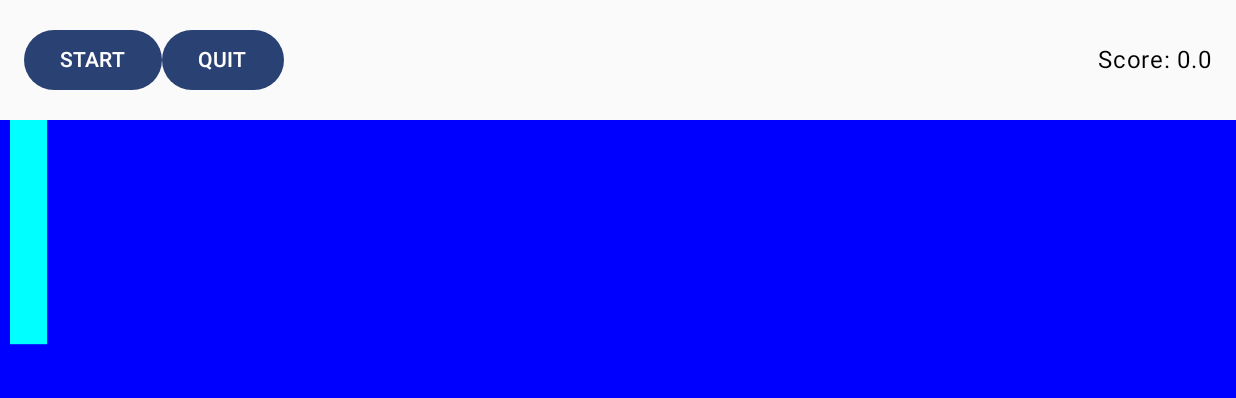
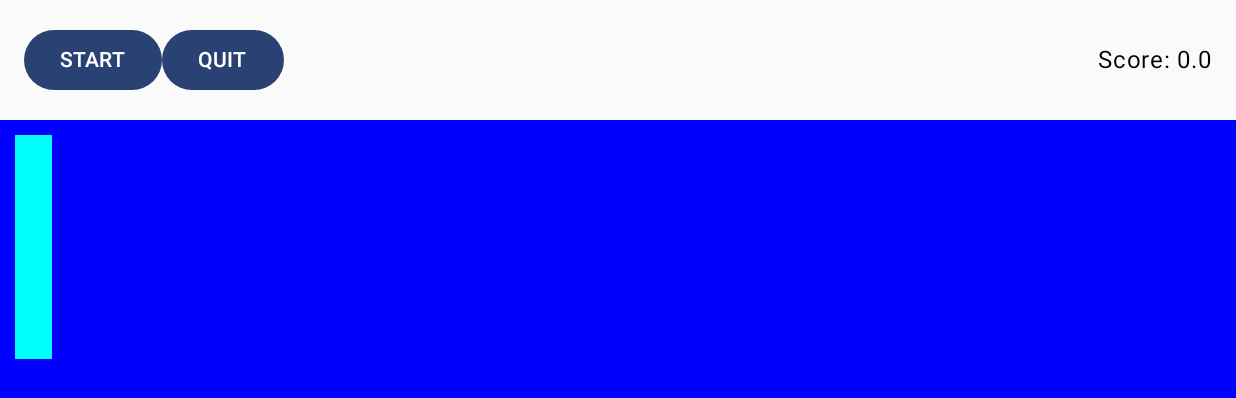
Before and after one commit to sunbee/PongAK, an Android app built with Jetpack Compose: the screen it shows after launch (MainActivity), on a phone screen of 824 x 412 dp (held sideways). Shown: the top 398 px of the screen. Run offline under Robolectric (Android 15) with nearby library versions, the phone set to English and light mode, and no system bars.

Commit message:
Made paddle a composable Box and composed it into Box in Column dispensing with Canvas and Rect.

```diff
--- a/app/src/main/java/com/example/pong/MainActivity.kt
+++ b/app/src/main/java/com/example/pong/MainActivity.kt
@@ -13,7 +13,9 @@ import androidx.compose.foundation.layout.Row
 import androidx.compose.foundation.layout.Spacer
 import androidx.compose.foundation.layout.fillMaxSize
 import androidx.compose.foundation.layout.fillMaxWidth
+import androidx.compose.foundation.layout.offset
 import androidx.compose.foundation.layout.padding
+import androidx.compose.foundation.layout.size
 import androidx.compose.material3.Button
 import androidx.compose.material3.MaterialTheme
 import androidx.compose.material3.Surface
@@ -30,8 +32,12 @@ import androidx.compose.ui.graphics.Canvas
 import androidx.compose.ui.graphics.Color
 import androidx.compose.ui.graphics.Paint
 import androidx.compose.ui.graphics.RectangleShape
+import androidx.compose.ui.graphics.drawscope.CanvasDrawScope
+import androidx.compose.ui.graphics.drawscope.DrawScope
 import androidx.compose.ui.input.pointer.pointerInput
 import androidx.compose.ui.input.pointer.positionChange
+import androidx.compose.ui.layout.onGloballyPositioned
+import androidx.compose.ui.platform.LocalDensity
 import androidx.compose.ui.tooling.preview.Devices
 import androidx.compose.ui.tooling.preview.Preview
 import androidx.compose.ui.unit.dp
@@ -60,21 +66,13 @@ fun Greeting(name: String, modifier: Modifier = Modifier) {
 @Composable
 fun GameScreen() {
     val TAG: String = "GAME SCREEN"
-    var score = remember {
-        mutableStateOf(0f)
-    }
-    var touchXY = remember {
-        mutableStateOf(Offset(0f, 0f))
-    }
-    val paddleY = remember {
-        mutableStateOf(0f)
-    }
-    val paddleX = remember {
-        0f
-    }
-    val deltaY = remember {
-        mutableStateOf(0f)
-    }
+    val density = LocalDensity.current
+    var score = remember { mutableStateOf(0f) }
+    var touchXY = remember { mutableStateOf(Offset(0f, 0f)) }
+    val deltaY = remember { mutableStateOf(0f) }
+    val paddleColor = remember { mutableStateOf(Color.Cyan) }
+    val paddleTopLeft = remember { mutableStateOf(Offset(10f, 10f)) }
+    var paddleSize = remember { mutableStateOf(Size(100f, 50f)) }
 
     Column(modifier = Modifier
         .fillMaxSize()) {
@@ -91,42 +89,41 @@ fun GameScreen() {
             }
             Spacer(modifier = Modifier.weight(1f))
             Text(text = "Score: ${score.value}")
-        }
+        } // end ROW
         Box(modifier = Modifier
             .fillMaxSize()
+            .onGloballyPositioned {
+                paddleSize.value = Size(0.03f * it.size.width / density.density, 0.45f * it.size.height / density.density)
+            }
             .background(Color.Blue)
             .pointerInput(Unit) {
                 detectDragGestures { change, dragAmount ->
                     // Update paddle
-                    Log.d(TAG, "Change amount ${dragAmount.y}")
+                    Log.d(TAG, "Position ${change.position.x / density.density} Pad @ at ${paddleTopLeft.value.x}, ${paddleSize.value.width}")
                     deltaY.value = dragAmount.y.toFloat()
-                    touchXY.value = change.position
+                    touchXY.value = change.position / density.density
                 }
-            }) {
-            Canvas(modifier = Modifier
-                .fillMaxSize(),
-            ) {
-                val canvasWidth = size.width.toFloat()
-                val canvasHeight = size.height.toFloat()
-
-                val paddleWidth = 0.03 * canvasWidth
-                val paddleHeight = 0.45 * canvasHeight
-
-                if (touchXY.value.x in (paddleX..paddleX+paddleWidth.toFloat()) &&
-                        touchXY.value.y in paddleY.value..(paddleY.value + paddleHeight.toFloat())) {
-                            Log.d(TAG, "YOU TOUCHED ME!")
-                            drawRect(
-                                Color.Cyan,
-                                topLeft = Offset(10f, paddleY.value),
-                                size = Size(paddleWidth.toFloat(), paddleHeight.toFloat()))
-                                paddleY.value += deltaY.value
-                                deltaY.value = 0f
-                } // end IF
-                drawRect(Color.Cyan, topLeft = Offset(10f, paddleY.value), size = Size(paddleWidth.toFloat(), paddleHeight.toFloat()))
-            } // end CANVAS
+            }
+        ) {
+            Paddle(color = paddleColor.value, topLeft = paddleTopLeft.value, size = paddleSize.value)
+            if (touchXY.value.x in (paddleTopLeft.value.x..paddleTopLeft.value.x + paddleSize.value.width) &&
+                touchXY.value.y in paddleTopLeft.value.y..(paddleTopLeft.value.y + paddleSize.value.height)) {
+                Log.d(TAG, "YOU TOUCHED ME!")
+                paddleTopLeft.value = Offset(paddleTopLeft.value.x, paddleTopLeft.value.y + deltaY.value / density.density)
+                deltaY.value = 0f
+            } // end IF
         } // end BOX
     } // End Column
+}
 
+@Composable
+fun Paddle(color: Color, topLeft: Offset, size: Size) {
+    Box(
+        modifier = Modifier
+            .offset(topLeft.x.dp, topLeft.y.dp)
+            .size(size.width.dp, size.height.dp)
+            .background(color)
+    )
 }
 
 @Preview(showBackground = true, device = Devices.AUTOMOTIVE_1024p, widthDp = 720, heightDp = 360)
```
